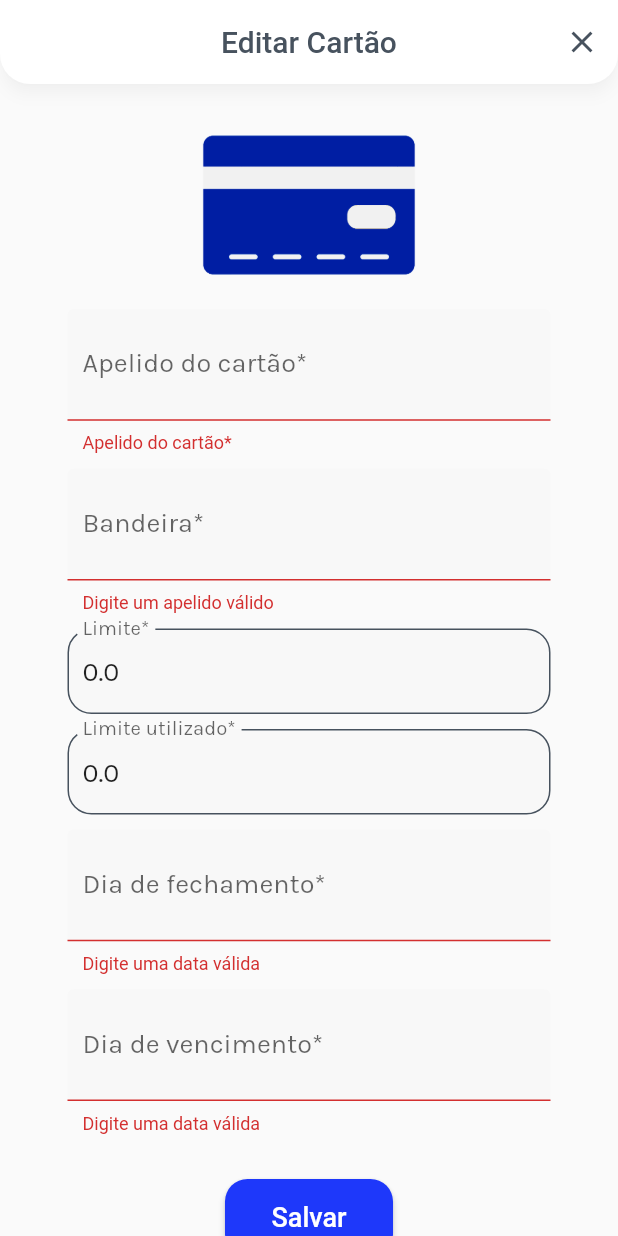
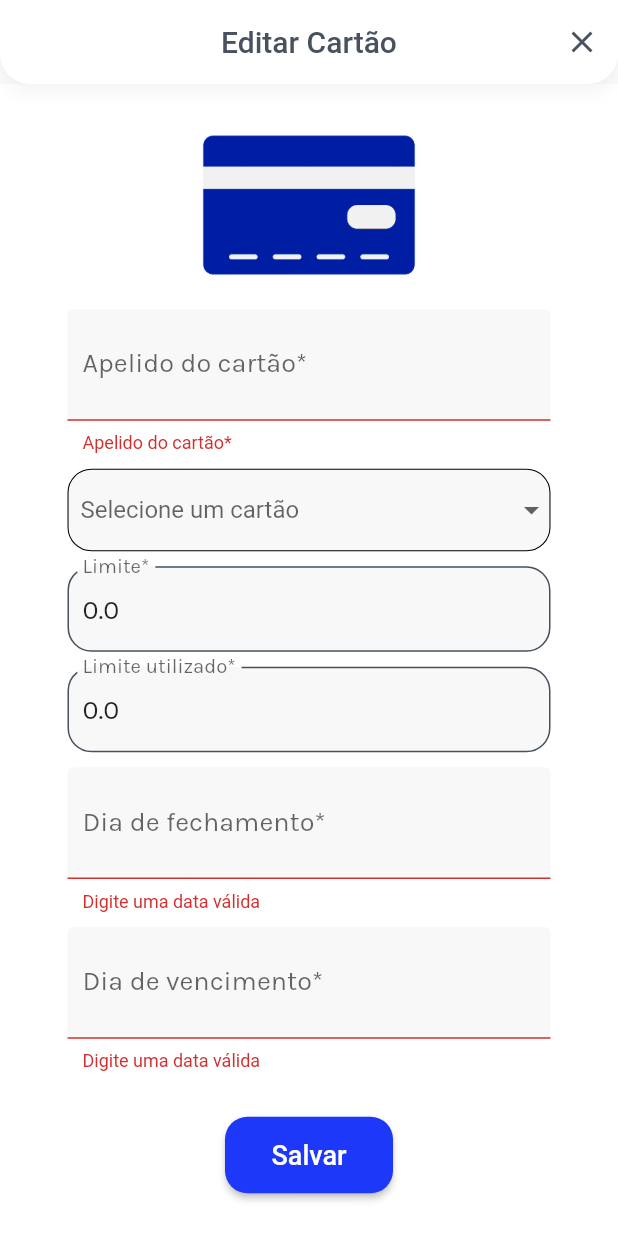
Before and after one commit to proz-tecnologia/PIT02GP06, a Flutter app: the CreditCardRegisterScreen screen opened directly with empty values, after a tap on "Salvar", on a phone screen of 412 x 824 dp. Run offline on Flutter 3.47's test engine with Material 2 defaults, Android fonts, the phone set to English and light mode, and no system bars; our stand-ins replace cloud_firestore, firebase_auth, firebase_core, flutter_modular, mask_text_input_formatter, shared_preferences; missing offline and left inert: graphic; accounts and stored records are empty.

Commit message:
add dropdown to select card and feedback for login

```diff
--- a/lib/src/home_module/credit_card/credit_card_register_screen.dart
+++ b/lib/src/home_module/credit_card/credit_card_register_screen.dart
@@ -33,11 +33,11 @@ class _CreditCardRegisterScreenState extends State<CreditCardRegisterScreen> {
   final _formKey = GlobalKey<FormState>();
 
   final String nicknameKey = 'nickname';
-  final String flagKey = 'flag';
   final String limitKey = 'limit';
   final String spentKey = 'spent';
   final String closeDateKey = 'close_date';
   final String dueDateKey = 'due_date';
+  int _flagSelected = 0;
 
   String? _validatorWhenEmpty(String? value, String validator) =>
       value != null && value.isEmpty ? validator : null;
@@ -48,10 +48,6 @@ class _CreditCardRegisterScreenState extends State<CreditCardRegisterScreen> {
       nicknameKey: TextFieldItem(
           label: vm.nicknameLabel,
           validator: (value) => _validatorWhenEmpty(value, vm.nicknameLabel)),
-      flagKey: TextFieldItem(
-          label: vm.flagLabel,
-          validator: (value) =>
-              _validatorWhenEmpty(value, vm.flagValidatorText)),
       limitKey: TextFieldItem(
           label: vm.limitLabel,
           keyboardType: TextInputType.number,
@@ -89,7 +85,7 @@ class _CreditCardRegisterScreenState extends State<CreditCardRegisterScreen> {
         automaticallyImplyLeading: false,
         backgroundColor: AppColors.whiteColor,
         foregroundColor: AppColors.grey1Color,
-        shadowColor: Color.fromARGB(40, 0, 0, 0),
+        shadowColor: const Color.fromARGB(40, 0, 0, 0),
         shape: const RoundedRectangleBorder(
             borderRadius:
                 BorderRadius.vertical(bottom: Radius.elliptical(20, 20))),
@@ -101,7 +97,12 @@ class _CreditCardRegisterScreenState extends State<CreditCardRegisterScreen> {
           )
         ],
       ),
-      body: SingleChildScrollView(
+      body: Container(
+        color: Colors.white,
+        child: CustomScrollView(
+          slivers: [
+            SliverFillRemaining(
+                hasScrollBody: false,
                 child: Padding(
                   padding: const EdgeInsets.fromLTRB(45, 30, 45, 30),
                   child: Form(
@@ -116,10 +117,8 @@ class _CreditCardRegisterScreenState extends State<CreditCardRegisterScreen> {
                         item: textFieldItemsMap[nicknameKey],
                         borderColor: AppColors.grey1Color,
                       ),
-              TextFieldWidget(
-                item: textFieldItemsMap[flagKey],
-                borderColor: AppColors.grey1Color,
-              ),
+                      _dropdown(),
+                      const SizedBox(height: 10),
                       TextFieldWidget(
                         item: textFieldItemsMap[limitKey],
                         borderColor: AppColors.grey1Color,
@@ -141,29 +140,116 @@ class _CreditCardRegisterScreenState extends State<CreditCardRegisterScreen> {
                         color: AppColors.secondaryColor,
                         onPressed: () => _register(textFieldItemsMap),
                         shape: const RoundedRectangleBorder(
-                    borderRadius: BorderRadius.all(Radius.circular(15))),
+                            borderRadius:
+                                BorderRadius.all(Radius.circular(15))),
                         child: Padding(
                           padding: const EdgeInsets.all(15),
                           child: Text(
-                    vm.model == null ? vm.registerButton : vm.editButton,
+                            vm.model == null
+                                ? vm.registerButton
+                                : vm.editButton,
                             style: AppTextStyles.textRegisterCard,
                           ),
                         ),
                       )
                     ]),
                   ),
+                )),
+          ],
         ),
+      ),
+    );
+  }
+
+  DropdownMenuItem _dropdownMenuItem(int value, String image) {
+    return DropdownMenuItem(
+        value: value,
+        child: ListTile(
+          leading: Padding(
+            padding: const EdgeInsets.only(bottom: 8),
+            child: Image.asset(
+              "lib/images/$image.png",
+              width: 35,
+              height: 35,
+            ),
+          ),
+          title: Padding(
+            padding: const EdgeInsets.only(bottom: 6),
+            child: Text(_getFlag(flagCode: value)),
+          ),
+        ));
+  }
+
+  Widget _dropdown() {
+    return Container(
+      height: 55,
+      decoration: BoxDecoration(
+          color: AppColors.grey4Color,
+          border: Border.all(width: 0.7),
+          borderRadius: BorderRadius.circular(16)),
+      child: Column(
+        mainAxisAlignment: MainAxisAlignment.center,
+        children: [
+          DropdownButton(
+              value: _flagSelected == 0 ? null : _flagSelected,
+              isExpanded: true,
+              underline: const SizedBox(),
+              items: [
+                _dropdownMenuItem(1, "visa_2"),
+                _dropdownMenuItem(2, "master_2"),
+                _dropdownMenuItem(3, "elo_2"),
+                _dropdownMenuItem(4, "american_2"),
+              ],
+              hint: const Padding(
+                padding: EdgeInsets.all(8.0),
+                child: Text("Selecione um cartão"),
+              ),
+              onChanged: (newValue) => setState(() {
+                    _flagSelected = newValue ?? 0;
+                  })),
+        ],
       ),
     );
   }
 
   void _fillValues(Map<String, TextFieldItem> map) {
     map[nicknameKey]?.controller.text = widget.viewModel.model?.nickname ?? '';
-    map[flagKey]?.controller.text = widget.viewModel.model?.flag ?? '';
     map[limitKey]?.controller.text =
         widget.viewModel.model?.limit.toString() ?? '';
     map[spentKey]?.controller.text =
         widget.viewModel.model?.spent.toString() ?? '';
+
+    switch (widget.viewModel.model?.flag) {
+      case "Visa":
+        _flagSelected = 1;
+        break;
+      case "Mastercard":
+        _flagSelected = 2;
+        break;
+      case "Elo":
+        _flagSelected = 3;
+        break;
+      case "American Express":
+        _flagSelected = 4;
+        break;
+      default:
+        _flagSelected = 0;
+    }
+  }
+
+  String _getFlag({int? flagCode}) {
+    switch (flagCode ?? _flagSelected) {
+      case 1:
+        return "Visa";
+      case 2:
+        return "Mastercard";
+      case 3:
+        return "Elo";
+      case 4:
+        return "American Express";
+      default:
+        return "";
+    }
   }
 
   void _register(Map<String, TextFieldItem> map) async {
@@ -175,7 +261,7 @@ class _CreditCardRegisterScreenState extends State<CreditCardRegisterScreen> {
       var inputFormat = DateFormat('dd');
       final creditCardModel = CreditCardModel(
           uid: user.uid,
-          flag: map[flagKey]!.controller.text,
+          flag: _getFlag(),
           nickname: map[nicknameKey]!.controller.text,
           limit: double.parse(map[limitKey]!.controller.text),
           spent: double.parse(map[spentKey]!.controller.text),
--- a/lib/src/page/login/login_screen_controller.dart
+++ b/lib/src/page/login/login_screen_controller.dart
@@ -23,19 +23,23 @@ class LoginScreenController extends StatelessWidget {
     });
 
     return LoginScreen(
-      onEnter: _onEnter,
+      onEnter: (email, password) => _onEnter(context, email, password),
       onRecover: () {},
       onCreateAccount: _onCreateAccount,
     );
   }
 
-  Future<void> _onEnter(String email, String password) async {
+  Future<void> _onEnter(
+      BuildContext context, String email, String password) async {
     final authResult = await _authRepository.login(email, password);
     if (authResult?.success ?? false) {
       final user = await _authRepository.userByUid(authResult?.result);
       Modular.get<AuthRepository>().setUser(user!);
 
       Modular.to.pushReplacementNamed('/home');
+    } else {
+      // ignore: use_build_context_synchronously
+      showMyFDialog(context, authResult?.error);
     }
   }
 
--- a/lib/src/page/view_model/credit_card_register_view_model.dart
+++ b/lib/src/page/view_model/credit_card_register_view_model.dart
@@ -11,9 +11,6 @@ class CreditCardRegisterViewModel {
   String get nicknameLabel => 'Apelido do cartão*';
   String get nicknameValidatorText => 'Digite um apelido válido';
 
-  String get flagLabel => 'Bandeira*';
-  String get flagValidatorText => 'Digite um apelido válido';
-
   String get limitLabel => 'Limite*';
   String get spentLabel => 'Limite utilizado*';
 
@@ -25,4 +22,10 @@ class CreditCardRegisterViewModel {
 
   String get registerButton => 'Cadastrar';
   String get editButton => 'Salvar';
+
+  Map<String, List<int>> get flagCodePrefix => {
+        "visa": [4],
+        "master": [51, 52, 53, 54, 55],
+        "amex": [34, 37]
+      };
 }
```
Also changed, not shown: lib/images/american_2.png (added), lib/images/elo_2.png (added), lib/images/master_2.png (added), lib/images/visa_2.png (added). Lines whose indentation alone changed are shown as unchanged.
